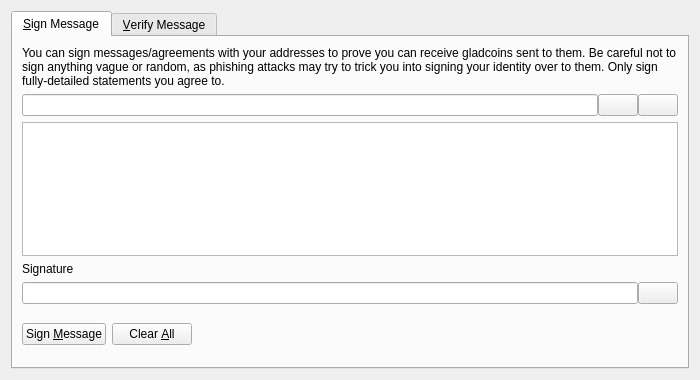
Above: src/qt/forms/signverifymessagedialog.ui from codingbam/batamcoin before the change. Below: the same form after it.
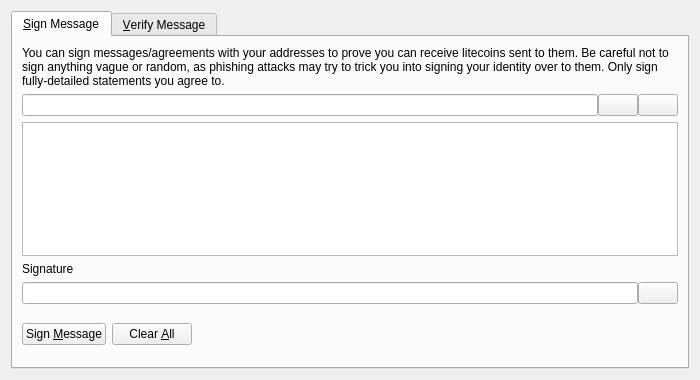
That is the form after the change. Icons and pictures are not drawn. Custom widgets are drawn as their Qt base class.

Patch:
```diff
--- a/src/qt/forms/signverifymessagedialog.ui
+++ b/src/qt/forms/signverifymessagedialog.ui
@@ -30,7 +30,7 @@
        <item>
         <widget class="QLabel" name="infoLabel_SM">
          <property name="text">
-          <string>You can sign messages/agreements with your addresses to prove you can receive gladcoins sent to them. Be careful not to sign anything vague or random, as phishing attacks may try to trick you into signing your identity over to them. Only sign fully-detailed statements you agree to.</string>
+          <string>You can sign messages/agreements with your addresses to prove you can receive litecoins sent to them. Be careful not to sign anything vague or random, as phishing attacks may try to trick you into signing your identity over to them. Only sign fully-detailed statements you agree to.</string>
          </property>
          <property name="textFormat">
           <enum>Qt::PlainText</enum>
```
Left out of the diff: 8 changed lines with no effect on the pictures.
